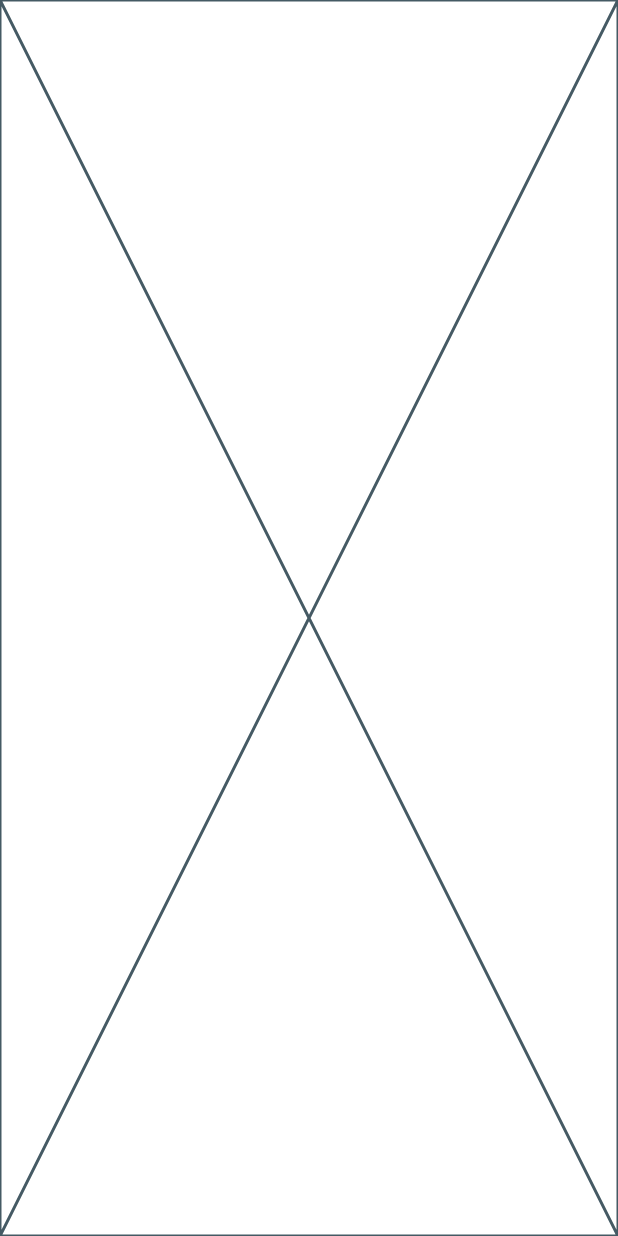
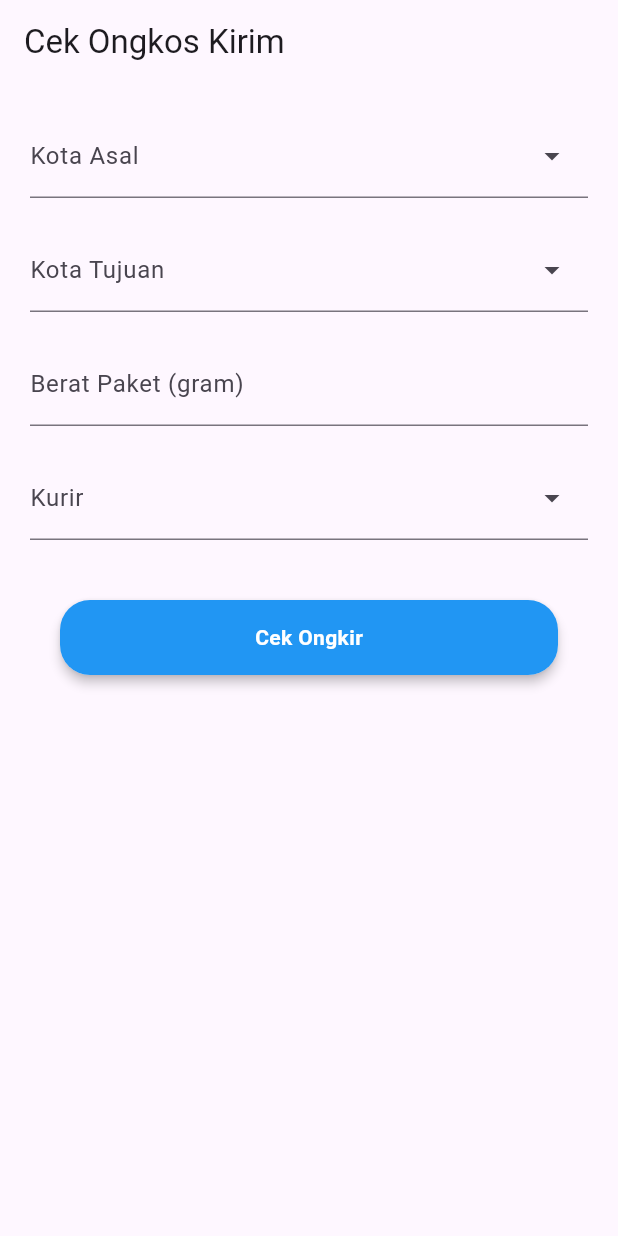
Before and after one commit to ahsani3/cekongkir-app, a Flutter app: the screen it shows after launch, on a phone screen of 412 x 824 dp. Run offline on Flutter 3.47's test engine with Material 3 defaults, Android fonts, the phone set to English and light mode, and no system bars; drawn by our look-alikes of dropdown_search.

Commit message:
membuat tampilan home page

```diff
--- a/lib/page/home_page.dart
+++ b/lib/page/home_page.dart
@@ -1,4 +1,10 @@
+import 'dart:convert';
+
+import 'package:cekongkir_app/model/model_kota.dart';
+import 'package:cekongkir_app/page/detail_page.dart';
+import 'package:dropdown_search/dropdown_search.dart';
 import 'package:flutter/material.dart';
+import 'package:http/http.dart' as http;
 
 class HomePage extends StatefulWidget {
   const HomePage({super.key});
@@ -8,8 +14,154 @@ class HomePage extends StatefulWidget {
 }
 
 class _HomePageState extends State<HomePage> {
+  var strKey = "76a507301044461638661fe029016c3c";
+  var strKotaAsal;
+  var strKotaTujuan;
+  var strBerat;
+  var strEkspedisi;
+
   @override
   Widget build(BuildContext context) {
-    return const Placeholder();
+    return Scaffold(
+      appBar: AppBar(
+        title: const Text("Cek Ongkos Kirim"),
+      ),
+      body: Container(
+        padding: const EdgeInsets.all(20),
+        child: Column(
+          crossAxisAlignment: CrossAxisAlignment.start,
+          children: [
+            DropdownSearch<ModelKota>(
+              dropdownDecoratorProps: const DropDownDecoratorProps(
+                dropdownSearchDecoration: InputDecoration(
+                  labelText: "Kota Asal",
+                  hintText: "Pilih Kota Asal",
+                ),
+              ),
+              popupProps: const PopupProps.menu(
+                showSearchBox: true,
+              ),
+              onChanged: (value) {
+                strKotaAsal = value?.cityId;
+              },
+              itemAsString: (item) => "${item.type} ${item.cityName}",
+              asyncItems: (text) async {
+                var response = await http.get(Uri.parse(
+                    "https://api.rajaongkir.com/starter/city?key=${strKey}"));
+                List allKota = (jsonDecode(response.body)
+                    as Map<String, dynamic>)['rajaongkir']['results'];
+                var dataKota = ModelKota.fromJsonList(allKota);
+                return dataKota;
+              },
+            ),
+            const SizedBox(height: 20),
+            DropdownSearch<ModelKota>(
+              dropdownDecoratorProps: const DropDownDecoratorProps(
+                dropdownSearchDecoration: InputDecoration(
+                  labelText: "Kota Tujuan",
+                  hintText: "Pilih Kota Tujuan",
+                ),
+              ),
+              popupProps: const PopupProps.menu(
+                showSearchBox: true,
+              ),
+              onChanged: (value) {
+                strKotaTujuan = value?.cityId;
+              },
+              itemAsString: (item) => "${item.type} ${item.cityName}",
+              asyncItems: (text) async {
+                var response = await http.get(Uri.parse(
+                    "https://api.rajaongkir.com/starter/city?key=${strKey}"));
+                List allKota = (jsonDecode(response.body)
+                    as Map<String, dynamic>)['rajaongkir']['results'];
+                var dataKota = ModelKota.fromJsonList(allKota);
+                return dataKota;
+              },
+            ),
+            const SizedBox(height: 20),
+            TextField(
+              keyboardType: TextInputType.number,
+              decoration: const InputDecoration(
+                labelText: "Berat Paket (gram)",
+                hintText: "Input Berat Paket",
+              ),
+              onChanged: (text) {
+                strBerat = text;
+              },
+            ),
+            const SizedBox(height: 20),
+            DropdownSearch<String>(
+                items: const ["JNE", "TIKI", "POS"],
+                dropdownDecoratorProps: const DropDownDecoratorProps(
+                  dropdownSearchDecoration: InputDecoration(
+                    labelText: "Kurir",
+                    hintText: "Kurir",
+                  ),
+                ),
+                popupProps: PopupPropsMultiSelection.menu(
+                  showSelectedItems: true,
+                  disabledItemFn: (String s) => s.startsWith('I'),
+                ),
+                onChanged: (text) {
+                  strEkspedisi = text?.toLowerCase();
+                }),
+            const SizedBox(
+              height: 20,
+            ),
+            Padding(
+              padding: const EdgeInsets.all(20),
+              child: Material(
+                elevation: 3,
+                borderRadius: BorderRadius.circular(20),
+                child: Container(
+                  height: 50,
+                  decoration: BoxDecoration(
+                      borderRadius: BorderRadius.circular(20),
+                      color: Colors.blue),
+                  child: Material(
+                    borderRadius: BorderRadius.circular(20),
+                    color: Colors.transparent,
+                    child: InkWell(
+                      splashColor: Colors.transparent,
+                      highlightColor: Colors.transparent,
+                      onTap: () {
+                        if (strKotaAsal == null ||
+                            strKotaTujuan == null ||
+                            strBerat == null ||
+                            strEkspedisi == null) {
+                          const snackBar = SnackBar(
+                              content: Text("Ups, form tidak boleh kosong!"));
+                          ScaffoldMessenger.of(context).showSnackBar(snackBar);
+                        } else {
+                          Navigator.push(
+                            context,
+                            MaterialPageRoute(
+                                builder: (context) => DetailPage(
+                                      kota_asal: strKotaAsal,
+                                      kota_tujuan: strKotaTujuan,
+                                      berat: strBerat,
+                                      kurir: strEkspedisi,
+                                    )),
+                          );
+                        }
+                      },
+                      child: const Center(
+                        child: Text(
+                          "Cek Ongkir",
+                          style: TextStyle(
+                            color: Colors.white,
+                            fontWeight: FontWeight.bold,
+                          ),
+                        ),
+                      ),
+                    ),
+                  ),
+                ),
+              ),
+            ),
+          ],
+        ),
+      ),
+    );
   }
 }
```
